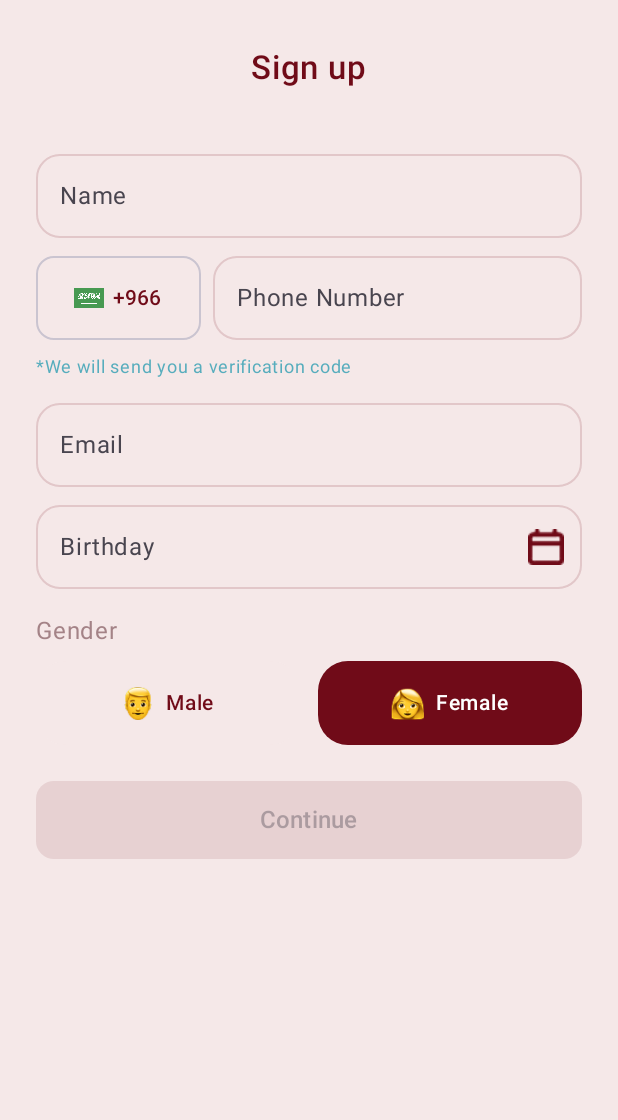
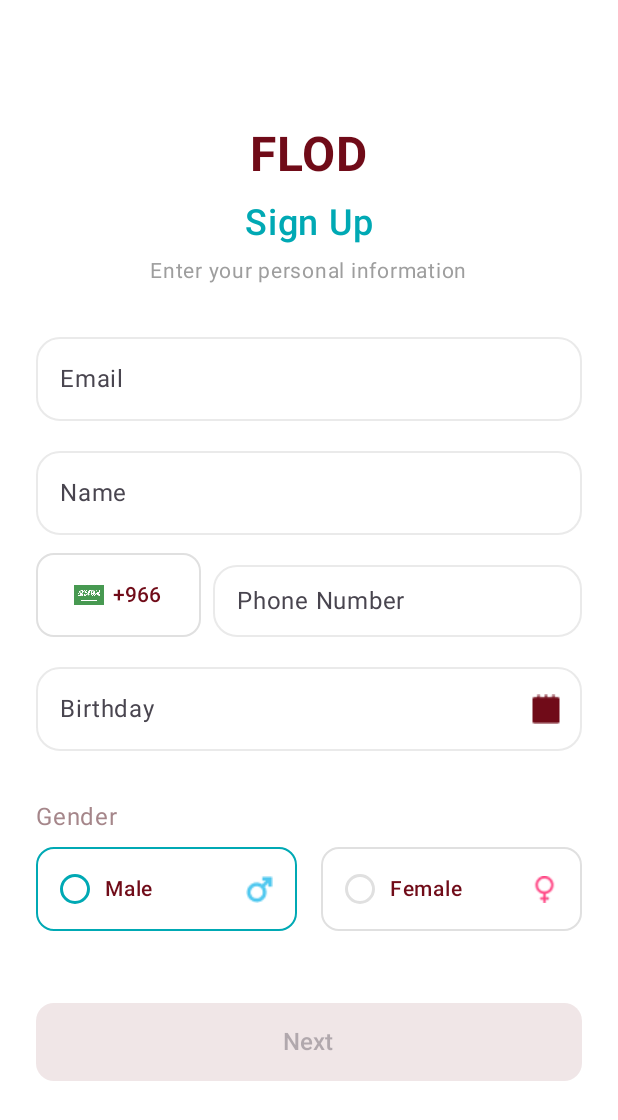
Before and after one commit to mostafa-soliman/FLOD-Restaurant-new, an Android app built with Jetpack Compose: the screen it shows after launch (MainActivity), after a tap on "Sign Up", on a phone screen of 412 x 824 dp. Shown: the top 1120 px of the screen. Run offline under Robolectric (Android 15) with nearby library versions, the phone set to English and light mode, and no system bars; our stand-ins replace accompanist.

Commit message:
upgraded SingUpScreen.kt

```diff
--- a/app/src/main/java/com/fadali/flod_restaurant/presentation/ui/screens/signup/SignUpScreen.kt
+++ b/app/src/main/java/com/fadali/flod_restaurant/presentation/ui/screens/signup/SignUpScreen.kt
@@ -1,17 +1,47 @@
 package com.fadali.flod_restaurant.presentation.ui.screens.signup
 
+import android.content.res.Configuration
+import androidx.compose.foundation.BorderStroke
 import androidx.compose.foundation.Image
-import androidx.compose.foundation.layout.*
+import androidx.compose.foundation.background
+import androidx.compose.foundation.border
+import androidx.compose.foundation.layout.Arrangement
+import androidx.compose.foundation.layout.Box
+import androidx.compose.foundation.layout.Column
+import androidx.compose.foundation.layout.PaddingValues
+import androidx.compose.foundation.layout.Row
+import androidx.compose.foundation.layout.Spacer
+import androidx.compose.foundation.layout.fillMaxSize
+import androidx.compose.foundation.layout.fillMaxWidth
+import androidx.compose.foundation.layout.height
+import androidx.compose.foundation.layout.padding
+import androidx.compose.foundation.layout.size
+import androidx.compose.foundation.layout.width
 import androidx.compose.foundation.shape.RoundedCornerShape
-import androidx.compose.material3.*
-import androidx.compose.runtime.*
+import androidx.compose.material3.Button
+import androidx.compose.material3.ButtonDefaults
+import androidx.compose.material3.Icon
+import androidx.compose.material3.IconButton
+import androidx.compose.material3.MaterialTheme
+import androidx.compose.material3.OutlinedButton
+import androidx.compose.material3.OutlinedTextField
+import androidx.compose.material3.OutlinedTextFieldDefaults
+import androidx.compose.material3.Surface
+import androidx.compose.material3.Text
+import androidx.compose.runtime.Composable
+import androidx.compose.runtime.getValue
+import androidx.compose.runtime.mutableStateOf
+import androidx.compose.runtime.remember
+import androidx.compose.runtime.saveable.rememberSaveable
+import androidx.compose.runtime.setValue
 import androidx.compose.ui.Alignment
 import androidx.compose.ui.Modifier
+import androidx.compose.ui.graphics.Color
 import androidx.compose.ui.layout.ContentScale
 import androidx.compose.ui.platform.LocalContext
 import androidx.compose.ui.res.painterResource
 import androidx.compose.ui.text.font.FontWeight
-import androidx.compose.ui.text.style.TextOverflow
+import androidx.compose.ui.tooling.preview.Preview
 import androidx.compose.ui.unit.dp
 import androidx.compose.ui.unit.sp
 import com.fadali.flod_restaurant.R
@@ -21,45 +51,65 @@ import com.fadali.flod_restaurant.util.UiDimensions
 fun SignUpScreen(
     onContinue: (name: String, phone: String, email: String, birthday: String, gender: Gender) -> Unit = { _,_,_,_,_ -> }
 ) {
+    val primaryRed = Color(0xFF700B18)
+    val accentBlue = Color(0xFF00A9B4)
+    val grayText   = Color(0xFF9E9E9E)
+
     // State
-    var name by remember { mutableStateOf("") }
-    var phone by remember { mutableStateOf("") }
-    var email by remember { mutableStateOf("") }
-    var birthday by remember { mutableStateOf("") }
-    var gender by remember { mutableStateOf(Gender.Female) }
+    var email by rememberSaveable { mutableStateOf("") }
+    var name by rememberSaveable { mutableStateOf("") }
+    var phone by rememberSaveable { mutableStateOf("") }
+    var birthday by rememberSaveable { mutableStateOf("") }
+    var gender by rememberSaveable { mutableStateOf(Gender.Male) }
 
     val cs = MaterialTheme.colorScheme
+    val fieldShape = RoundedCornerShape(16.dp)
+    val fieldHeight = UiDimensions.TextFieldHeight
 
     Column(
         modifier = Modifier
             .fillMaxSize()
-            .padding(horizontal = 24.dp, vertical = 24.dp),
+            .background(Color.White)
+            .padding(horizontal = 24.dp, vertical = 84.dp),
         horizontalAlignment = Alignment.CenterHorizontally
     ) {
 
-        Text(
-            text = "Sign up",
-            color = cs.primary,
-            fontSize = 22.sp,
-            fontWeight = FontWeight.SemiBold,
-            modifier = Modifier.padding(top = 8.dp, bottom = 24.dp)
+        Text("FLOD", color = primaryRed, fontSize = 32.sp, fontWeight = FontWeight.Bold)
+        Spacer(Modifier.height(12.dp))
+        Text("Sign Up", color = accentBlue, fontSize = 24.sp, fontWeight = FontWeight.SemiBold)
+        Spacer(Modifier.height(6.dp))
+        Text("Enter your personal information", color = grayText, fontSize = 14.sp)
+
+        Spacer(Modifier.height(24.dp))
+
+        OutlinedTextField(
+            value = email, onValueChange = { email = it },
+            label = { Text("Email") },
+            singleLine = true,
+            shape = fieldShape,
+            modifier = Modifier.fillMaxWidth(),
+            colors = OutlinedTextFieldDefaults.colors(
+                focusedContainerColor = Color.White,
+                unfocusedContainerColor = Color.White,
+                focusedBorderColor = Color(0xFFE0E0E0),
+                unfocusedBorderColor = Color(0xFFEAEAEA),
+                cursorColor = cs.primary
+            )
         )
 
-        Spacer(Modifier.height(20.dp))
+        Spacer(Modifier.height(12.dp))
 
-        // Name
         OutlinedTextField(
-            value = name,
-            onValueChange = { name = it },
-            placeholder = { Text("Name") },
+            value = name, onValueChange = { name = it },
+            label = { Text("Name") },
             singleLine = true,
-            shape = RoundedCornerShape(16.dp),
+            shape = fieldShape,
             modifier = Modifier.fillMaxWidth(),
             colors = OutlinedTextFieldDefaults.colors(
-                focusedContainerColor = cs.surface,
-                unfocusedContainerColor = cs.surface,
-                focusedBorderColor = cs.primary.copy(alpha = .25f),
-                unfocusedBorderColor = cs.primary.copy(alpha = .15f),
+                focusedContainerColor = Color.White,
+                unfocusedContainerColor = Color.White,
+                focusedBorderColor = Color(0xFFE0E0E0),
+                unfocusedBorderColor = Color(0xFFEAEAEA),
                 cursorColor = cs.primary
             )
         )
@@ -76,8 +126,10 @@ fun SignUpScreen(
                 shape = RoundedCornerShape(12.dp),
                 modifier = Modifier
                     .width(110.dp)
-                    .height(UiDimensions.TextFieldHeight),
-                colors = ButtonDefaults.outlinedButtonColors(containerColor = cs.surface)
+                    .height(fieldHeight),
+                border = BorderStroke(1.dp, Color(0xFFE0E0E0)),
+                colors = ButtonDefaults.outlinedButtonColors(containerColor = Color.White),
+                contentPadding = PaddingValues(horizontal = 12.dp)
             ) {
                 Image(
                     painter = painterResource(id = R.drawable.saudi_flag),
@@ -93,74 +145,42 @@ fun SignUpScreen(
 
             OutlinedTextField(
                 value = phone,
-                onValueChange = { phone = it.filter { ch -> ch.isDigit() }.take(10) },
-                placeholder = { Text("Phone Number") },
+                onValueChange = { phone = it.filter(Char::isDigit).take(10) },
+                label = { Text("Phone Number") },
                 singleLine = true,
-                shape = RoundedCornerShape(16.dp),
+                shape = fieldShape,
                 modifier = Modifier
                     .weight(1f)
-                    .height(UiDimensions.TextFieldHeight),
+                    .height(fieldHeight),
                 colors = OutlinedTextFieldDefaults.colors(
-                    focusedContainerColor = cs.surface,
-                    unfocusedContainerColor = cs.surface,
-                    focusedBorderColor = cs.primary.copy(alpha = .25f),
-                    unfocusedBorderColor = cs.primary.copy(alpha = .15f),
+                    focusedContainerColor = Color.White,
+                    unfocusedContainerColor = Color.White,
+                    focusedBorderColor = Color(0xFFE0E0E0),
+                    unfocusedBorderColor = Color(0xFFEAEAEA),
                     cursorColor = cs.primary
                 )
             )
         }
-
-        Spacer(Modifier.height(6.dp))
-
-        Text(
-            text = "*We will send you a verification code",
-            color = cs.secondary.copy(alpha = .8f),
-            fontSize = 12.sp,
-            maxLines = 1,
-            overflow = TextOverflow.Ellipsis,
-            modifier = Modifier.align(Alignment.Start)
-        )
-
-        Spacer(Modifier.height(12.dp))
-
-        // Email
-        OutlinedTextField(
-            value = email,
-            onValueChange = { email = it },
-            placeholder = { Text("Email") },
-            singleLine = true,
-            shape = RoundedCornerShape(16.dp),
-            modifier = Modifier.fillMaxWidth(),
-            colors = OutlinedTextFieldDefaults.colors(
-                focusedContainerColor = cs.surface,
-                unfocusedContainerColor = cs.surface,
-                focusedBorderColor = cs.primary.copy(alpha = .25f),
-                unfocusedBorderColor = cs.primary.copy(alpha = .15f),
-                cursorColor = cs.primary
-            )
-        )
 
         Spacer(Modifier.height(12.dp))
 
         // Birthday with trailing icon -> DatePickerDialog
         val context = LocalContext.current
         val cal = remember { java.util.Calendar.getInstance() }
-
         val datePicker = remember(context) {
             android.app.DatePickerDialog(
                 context,
-                { _, y, m, d -> birthday = "%02d/%02d/%04d".format(d, m + 1, y) },
+                { _, y, m, d -> birthday = "%d / %d / %d".format(d, m + 1, y) },
                 cal.get(java.util.Calendar.YEAR),
                 cal.get(java.util.Calendar.MONTH),
                 cal.get(java.util.Calendar.DAY_OF_MONTH)
             )
         }
 
-
         OutlinedTextField(
             value = birthday,
-            onValueChange = { /* read-only via picker */ },
-            placeholder = { Text("Birthday") },
+            onValueChange = { /* read-only */ },
+            label = { Text("Birthday") },
             singleLine = true,
             readOnly = true,
             trailingIcon = {
@@ -172,16 +192,18 @@ fun SignUpScreen(
                     )
                 }
             },
-            shape = RoundedCornerShape(16.dp),
+            shape = fieldShape,
             modifier = Modifier.fillMaxWidth(),
             colors = OutlinedTextFieldDefaults.colors(
-                focusedContainerColor = cs.surface,
-                unfocusedContainerColor = cs.surface,
-                focusedBorderColor = cs.primary.copy(alpha = .25f),
-                unfocusedBorderColor = cs.primary.copy(alpha = .15f),
+                focusedContainerColor = Color.White,
+                unfocusedContainerColor = Color.White,
+                focusedBorderColor = Color(0xFFE0E0E0),
+                unfocusedBorderColor = Color(0xFFEAEAEA),
                 cursorColor = cs.primary
             )
         )
+
+        Spacer(Modifier.height(16.dp))
 
         Spacer(Modifier.height(16.dp))
 
@@ -194,27 +216,52 @@ fun SignUpScreen(
 
         Spacer(Modifier.height(8.dp))
 
+//        Row(
+//            modifier = Modifier.fillMaxWidth(),
+//            horizontalArrangement = Arrangement.spacedBy(12.dp)
+//        ) {
+//            GenderPill(
+//                imageRes = R.drawable.male,
+//                label = "Male",
+//                selected = gender == Gender.Male,
+//                onClick = { gender = Gender.Male },
+//                modifier = Modifier.weight(1f)
+//            )
+//            GenderPill(
+//                imageRes = R.drawable.female,
+//                label = "Female",
+//                selected = gender == Gender.Female,
+//                onClick = { gender = Gender.Female },
+//                modifier = Modifier.weight(1f)
+//            )
+//
+//
+//        }
+
         Row(
             modifier = Modifier.fillMaxWidth(),
-            horizontalArrangement = Arrangement.spacedBy(12.dp)
+            horizontalArrangement = Arrangement.spacedBy(16.dp)
         ) {
-            GenderPill(
-                imageRes = R.drawable.male,
+            GenderChoice(
                 label = "Male",
+                iconRes = R.drawable.male,
                 selected = gender == Gender.Male,
                 onClick = { gender = Gender.Male },
+                accentBlue = accentBlue,
                 modifier = Modifier.weight(1f)
             )
-            GenderPill(
-                imageRes = R.drawable.female,
+            GenderChoice(
                 label = "Female",
+                iconRes = R.drawable.female,
                 selected = gender == Gender.Female,
                 onClick = { gender = Gender.Female },
+                accentBlue = accentBlue,
                 modifier = Modifier.weight(1f)
             )
+        }
 
+        Spacer(Modifier.height(24.dp))
 
-        }
 
         Spacer(Modifier.height(24.dp))
 
@@ -225,15 +272,64 @@ fun SignUpScreen(
                 .fillMaxWidth()
                 .height(52.dp),
             colors = ButtonDefaults.buttonColors(
-                containerColor = cs.primary,
-                contentColor = cs.onPrimary
+                containerColor = primaryRed,
+                contentColor = Color.White
             ),
-            enabled = name.isNotBlank() && phone.length >= 8
+            enabled = email.isNotBlank() && name.isNotBlank() && phone.length >= 8 && birthday.isNotBlank()
         ) {
-            Text("Continue", fontSize = 16.sp)
+            Text("Next", fontSize = 16.sp, fontWeight = FontWeight.SemiBold)
         }
     }
 }
+
+@Composable
+private fun GenderChoice(
+    label: String,
+    iconRes: Int,
+    selected: Boolean,
+    onClick: () -> Unit,
+    accentBlue: Color,
+    modifier: Modifier = Modifier
+) {
+    val borderColor = if (selected) accentBlue else Color(0xFFE0E0E0)
+    val pillShape   = RoundedCornerShape(12.dp)
+
+    Surface(
+        onClick = onClick,
+        shape = pillShape,
+        color = Color.White,
+        border = BorderStroke(1.dp, borderColor),
+        tonalElevation = 0.dp,
+        shadowElevation = 0.dp,
+        modifier = modifier
+            .height(56.dp)
+    ) {
+        Row(
+            Modifier
+                .fillMaxSize()
+                .padding(horizontal = 16.dp),
+            verticalAlignment = Alignment.CenterVertically,
+            horizontalArrangement = Arrangement.spacedBy(10.dp)
+        ) {
+            Box(
+                modifier = Modifier
+                    .size(20.dp)
+                    .border(BorderStroke(2.dp, borderColor), shape = RoundedCornerShape(50))
+            )
+            Text(label, fontWeight = FontWeight.Medium, fontSize = 14.sp)
+            Spacer(Modifier.weight(1f))
+            Image(
+                painter = painterResource(id = iconRes),
+                contentDescription = label,
+                modifier = Modifier.size(18.dp),
+                contentScale = ContentScale.Fit
+            )
+        }
+    }
+}
+
+
+enum class Gender { Male, Female }
 
 @Composable
 private fun GenderPill(
@@ -274,5 +370,38 @@ private fun GenderPill(
 }
 
 
+/* ========================= PREVIEWS ========================= */
 
-enum class Gender { Male, Female }
+@Preview(
+    name = "AR - Light",
+    showSystemUi = true,
+    locale = "ar",
+    device = "id:pixel_7_pro"
+)
+@Composable
+fun PreviewOnboardContent_Ar_Light() {
+    SignUpScreen()
+}
+
+@Preview(
+    name = "EN - Light",
+    showSystemUi = true,
+    locale = "en",
+    device = "id:pixel_7_pro"
+)
+@Composable
+fun PreviewOnboardContent_En_Light() {
+    SignUpScreen()
+}
+
+@Preview(
+    name = "AR - Dark",
+    showSystemUi = true,
+    locale = "ar",
+    uiMode = Configuration.UI_MODE_NIGHT_YES,
+    device = "id:pixel_7_pro"
+)
+@Composable
+fun PreviewOnboardContent_Ar_Dark() {
+    SignUpScreen()
+}
```
Also changed, not shown: app/src/main/res/drawable/female.png, app/src/main/res/drawable/ic_calendar.png, app/src/main/res/drawable/male.png.
